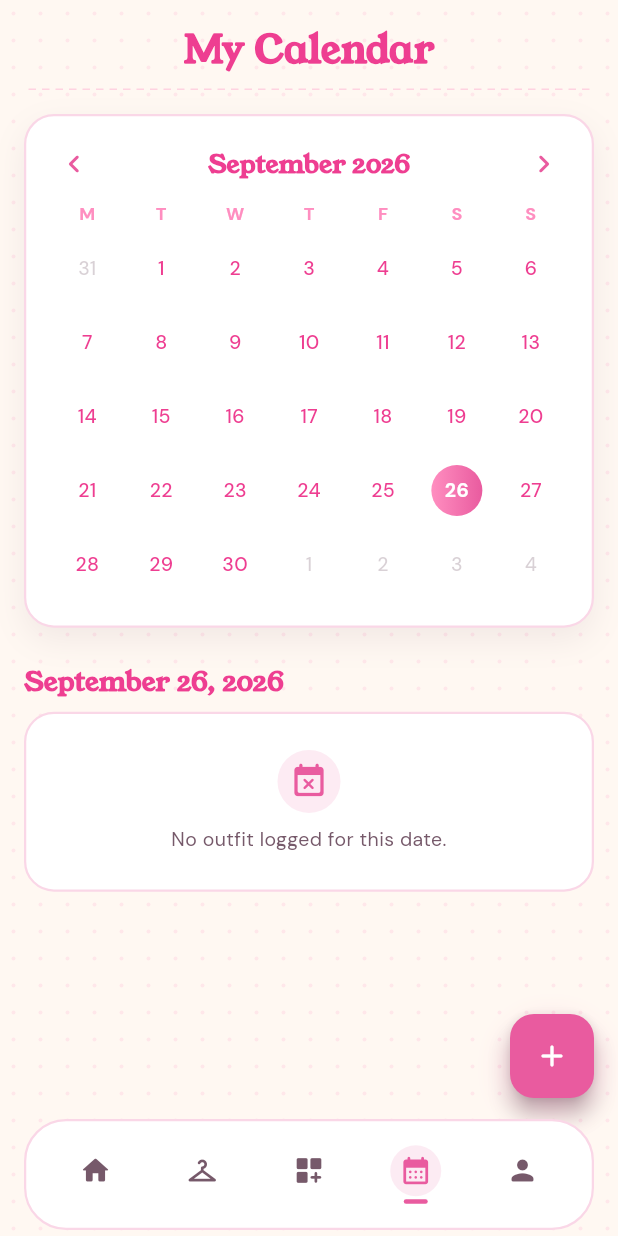
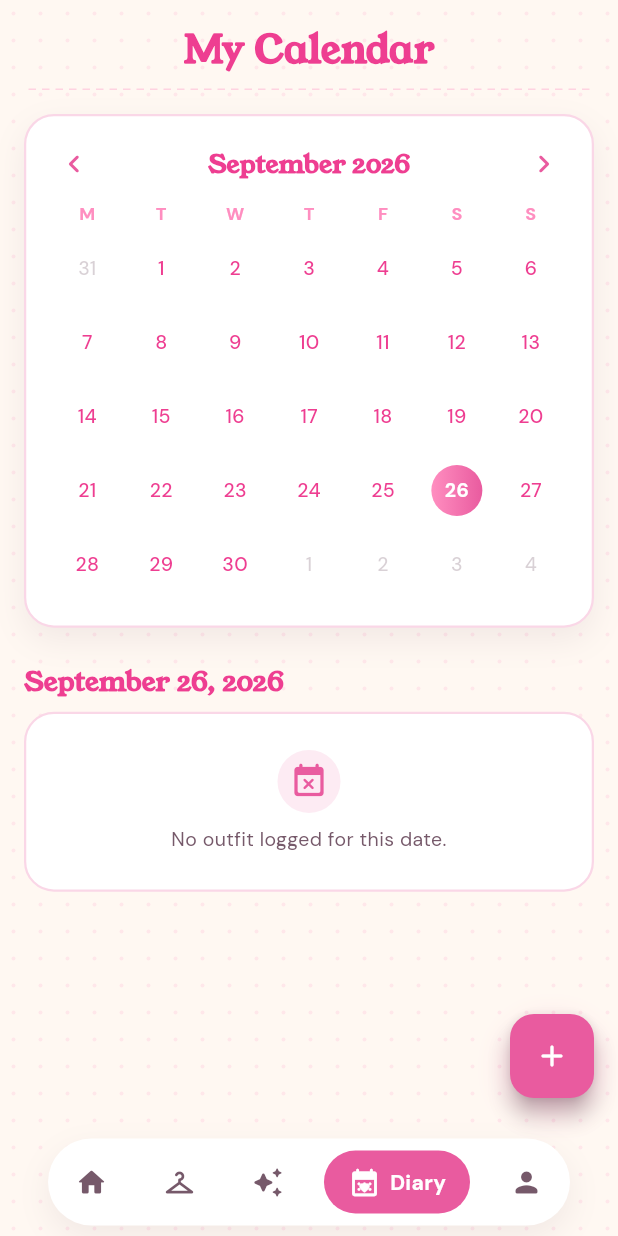
Before and after one commit to sofiademesa/love-my-closet, a Flutter app: the CalendarScreen screen opened directly, on a phone screen of 412 x 824 dp. Run offline on Flutter 3.47's test engine with Material 3 defaults, Android fonts, the phone set to English and light mode, and no system bars; our stand-ins replace device_preview.

Commit message:
Redesigned Bottom Nav Bar

```diff
--- a/lib/theme.dart
+++ b/lib/theme.dart
@@ -28,6 +28,10 @@ class AppColors {
   /// Button fill that passes contrast with white text (3.25:1, bold 18.7px+).
   static Color get buttonPink =>
       _hc ? const Color(0xFFC21C74) : const Color(0xFFE95B9F);
+
+  /// Deep maroon-pink outline used for the bottom nav bar's border.
+  static Color get navBorder =>
+      _hc ? const Color(0xFF7A1F44) : const Color(0xFFC3356F);
 }
 
 /// 3. Spacing (4 px base unit) ------------------------------------------------
--- a/lib/widgets/bottom_nav_bar.dart
+++ b/lib/widgets/bottom_nav_bar.dart
@@ -4,8 +4,10 @@ import '../data/accessibility_store.dart';
 import '../theme.dart';
 
 /// The floating pill nav bar shown on every main screen: Home, Closet,
-/// Outfit Builder, Calendar, Profile. Favoriting lives on each item tile
-/// (and the "Favorites" filter chip on Closet) instead of its own tab.
+/// Outfit Builder, Calendar, Profile. The active tab expands into a
+/// labeled pill (icon + text); every other tab stays a plain small icon.
+/// Favoriting lives on each item tile (and the "Favorites" filter chip on
+/// Closet) instead of its own tab.
 class BottomNavBar extends StatelessWidget {
   const BottomNavBar({
     super.key,
@@ -16,33 +18,50 @@ class BottomNavBar extends StatelessWidget {
   final int currentIndex;
   final ValueChanged<int> onTap;
 
+  // Icons.calendar_month_rounded has no heart, so the Diary tab is drawn as
+  // a small composite (calendar + heart) in _NavIcon instead of a single
+  // IconData — everything else uses one glyph.
   static const _icons = [
     Icons.home_rounded,
     Icons.checkroom_rounded,
-    Icons.dashboard_customize_rounded,
-    Icons.calendar_month_rounded,
+    Icons.auto_awesome_rounded,
+    null, // calendar + heart, drawn as a composite
     Icons.person_rounded,
   ];
 
+  static const _labels = ['Home', 'Closet', 'Style', 'Diary', 'Profile'];
+
   @override
   Widget build(BuildContext context) {
-    return Container(
-      padding: const EdgeInsets.symmetric(vertical: Spacing.sm),
+    return Padding(
+      padding: EdgeInsets.fromLTRB(
+        Spacing.md,
+        0,
+        Spacing.md,
+        3,
+      ),
+      child: Container(
+        padding: const EdgeInsets.symmetric(
+          horizontal: Spacing.sm,
+          vertical: Spacing.sm,
+        ),
         decoration: BoxDecoration(
           color: AppColors.white,
-        borderRadius: BorderRadius.circular(28),
-        border: Border.all(color: AppColors.blush, width: 1.5),
+          borderRadius: BorderRadius.circular(32),
+          boxShadow: AppShadows.surface,
         ),
         child: Row(
-        mainAxisAlignment: MainAxisAlignment.spaceEvenly,
+          mainAxisAlignment: MainAxisAlignment.spaceBetween,
           children: [
             for (var i = 0; i < _icons.length; i++)
               _NavIcon(
                 icon: _icons[i],
+                label: _labels[i],
                 selected: i == currentIndex,
                 onTap: () => onTap(i),
               ),
           ],
+        ),
       ),
     );
   }
@@ -51,52 +70,81 @@ class BottomNavBar extends StatelessWidget {
 class _NavIcon extends StatelessWidget {
   const _NavIcon({
     required this.icon,
+    required this.label,
     required this.selected,
     required this.onTap,
   });
 
-  final IconData icon;
+  final IconData? icon;
+  final String label;
   final bool selected;
   final VoidCallback onTap;
 
   @override
   Widget build(BuildContext context) {
+    final fg = selected ? AppColors.white : AppColors.mutedBrown;
+
     return InkWell(
       onTap: onTap,
-      customBorder: const CircleBorder(),
-      child: Padding(
-        padding: const EdgeInsets.all(Spacing.sm),
-        child: Column(
+      borderRadius: BorderRadius.circular(24),
+      child: AnimatedContainer(
+        duration: kMotionDuration(const Duration(milliseconds: 220)),
+        curve: Curves.easeOut,
+        padding: EdgeInsets.symmetric(
+          horizontal: selected ? 16 : 10,
+          vertical: 10,
+        ),
+        decoration: BoxDecoration(
+          color: selected ? AppColors.buttonPink : Colors.transparent,
+          borderRadius: BorderRadius.circular(24),
+        ),
+        child: Row(
           mainAxisSize: MainAxisSize.min,
           children: [
-              AnimatedContainer(
-                duration: kMotionDuration(const Duration(milliseconds: 200)),
-                padding: const EdgeInsets.all(6),
-                decoration: BoxDecoration(
-                  color: selected
-                      ? AppColors.buttonPink.withValues(alpha: 0.12)
-                      : Colors.transparent,
-                  shape: BoxShape.circle,
-                ),
-                child: Icon(
-                  icon,
-                  color: selected ? AppColors.buttonPink : AppColors.mutedBrown,
-                  size: 22,
+            _icon(fg),
+            AnimatedSize(
+              duration: kMotionDuration(const Duration(milliseconds: 220)),
+              curve: Curves.easeOut,
+              child: selected
+                  ? Row(
+                      mainAxisSize: MainAxisSize.min,
+                      children: [
+                        const SizedBox(width: 6),
+                        Text(
+                          label,
+                          style: TextStyle(
+                            color: fg,
+                            fontFamily: 'DMSans',
+                            fontSize: 14,
+                            fontWeight: FontWeight.w600,
                           ),
                         ),
-              const SizedBox(height: 2),
-              AnimatedContainer(
-                duration: kMotionDuration(const Duration(milliseconds: 200)),
-                width: selected ? 16 : 0,
-                height: 3,
-                decoration: BoxDecoration(
-                  color: AppColors.buttonPink,
-                  borderRadius: BorderRadius.circular(2),
-              ),
+                      ],
+                    )
+                  : const SizedBox(width: 0, height: 22),
             ),
           ],
         ),
       ),
     );
   }
+
+  Widget _icon(Color fg) {
+    if (icon != null) return Icon(icon, color: fg, size: 22);
+    // Diary tab: calendar + small heart composite.
+    return SizedBox(
+      width: 22,
+      height: 22,
+      child: Stack(
+        alignment: Alignment.center,
+        children: [
+          Icon(Icons.calendar_month_rounded, color: fg, size: 22),
+          Positioned(
+            bottom: 3,
+            child: Icon(Icons.favorite_rounded, color: fg, size: 8),
+          ),
+        ],
+      ),
+    );
   }
+}
```
Lines whose indentation alone changed are shown as unchanged.
